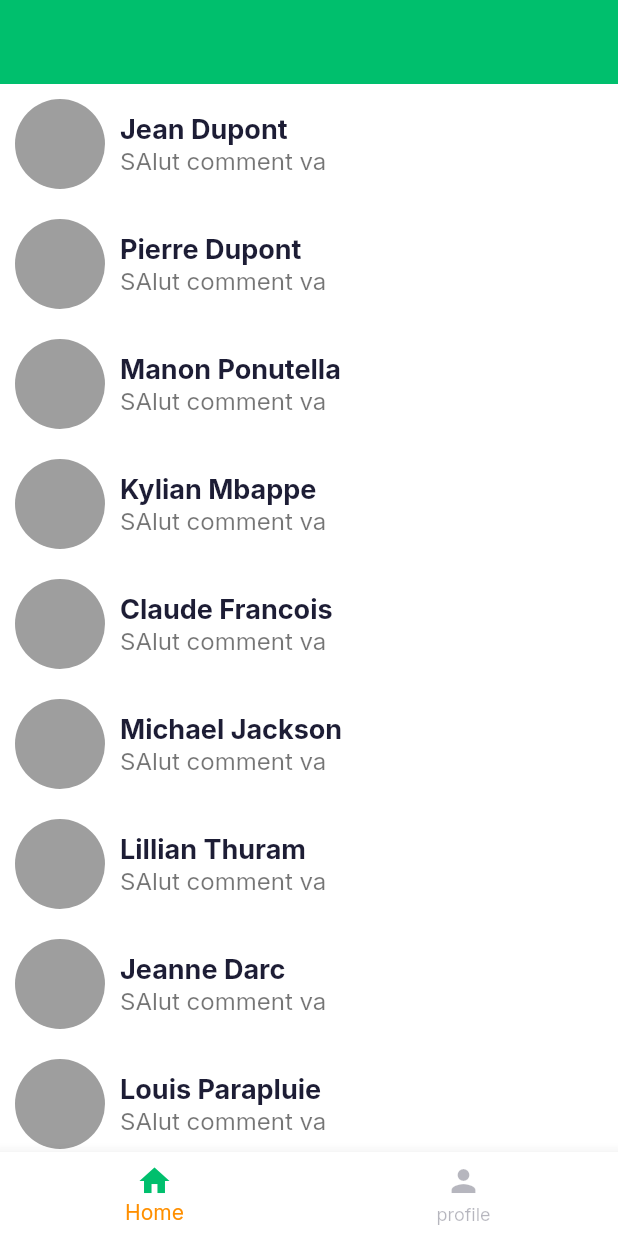
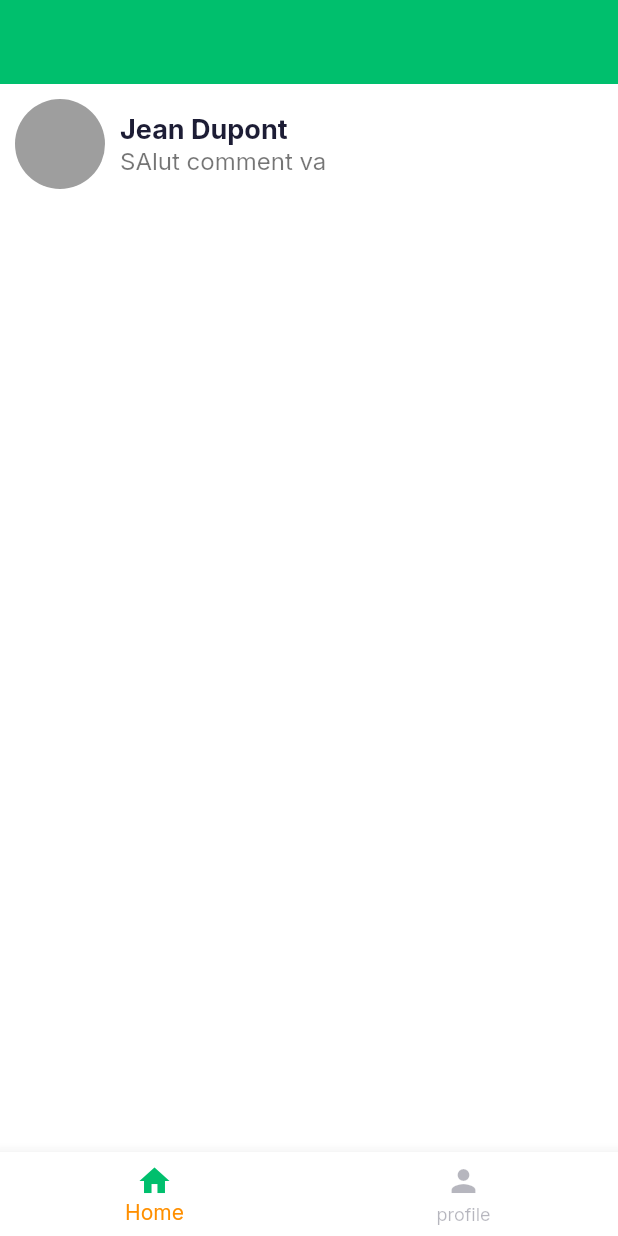
Before and after one commit to lerimeur/FL2-qwerty, a Flutter app: the MyBottomBar screen opened directly, on a phone screen of 412 x 824 dp. Run offline on Flutter 3.47's test engine with Material 2 defaults, Android fonts, the phone set to English and light mode, and no system bars; our stand-ins replace email_validator, google_fonts; accounts and stored records are empty.

Commit message:
fix: chat buble

```diff
--- a/lib/Component/text_message.dart
+++ b/lib/Component/text_message.dart
@@ -16,6 +16,7 @@ class TextMessage extends StatelessWidget {
   Widget build(BuildContext context) {
     return Container(
       color: MediaQuery.of(context).platformBrightness == Brightness.dark ? Colors.black : Colors.white,
+      width: MediaQuery.of(context).size.width * 0.65,
       child: Container(
         padding: const EdgeInsets.symmetric(
           horizontal: kDefaultPadding * 0.75,
--- a/lib/Page/home.dart
+++ b/lib/Page/home.dart
@@ -13,17 +13,49 @@ class Home extends StatefulWidget {
 class _HomeState extends State<Home> {
   static const TextStyle optionStyle = TextStyle(fontSize: 30, fontWeight: FontWeight.bold);
 
+  final List<Message> messagelist = <Message>[
+    Message('hello1', DateTime.now(), 'greg'),
+    Message('hello2', DateTime.now(), 'max'),
+    Message('comment vas?', DateTime.now(), 'greg'),
+    Message('trkl et toi', DateTime.now(), 'max'),
+    Message(
+        'sinon blab blab blab wperbgpwieurbvpweirubvwpreiujbvwerpiubvwreipuvbrwepivbrpivbjrtuwpviwusrbvpsirubvrptiuvbwrpiuvbrwpivbutwr',
+        DateTime.now(),
+        'greg'),
+    Message('iluwrbv;iuwrbeptivubwrntbuohwerptiubhwrnpt9ubosrheptbouihrenpbiuserbhnpeiyrtubnerpiyubrpniusrwk',
+        DateTime.now(), 'max'),
+    Message('plop', DateTime.now(), 'greg'),
+    Message('plop2', DateTime.now(), 'greg'),
+    Message('plip1', DateTime.now(), 'max'),
+    Message('plip1', DateTime.now(), 'max'),
+  ];
+
   final List<Conversation> fakeData = <Conversation>[
-    Conversation('Jean Dupont', 'SAlut comment va', '1'),
-    Conversation('Pierre Dupont', 'SAlut comment va', '2'),
-    Conversation('Manon Ponutella', 'SAlut comment va', '3'),
-    Conversation('Kylian Mbappe', 'SAlut comment va', '4'),
-    Conversation('Claude Francois', 'SAlut comment va', '5'),
-    Conversation('Michael Jackson', 'SAlut comment va', '6'),
-    Conversation('Lillian Thuram', 'SAlut comment va', '7'),
-    Conversation('Jeanne Darc', 'SAlut comment va', '8'),
-    Conversation('Louis Parapluie', 'SAlut comment va', '9'),
-    Conversation('Fred Vase', 'Salut comment va', '10'),
+    Conversation(title: 'Jean Dupont', lastMessage: 'SAlut comment va', id: '1', messages: [
+      Message('hello1', DateTime.now(), 'greg'),
+      Message('hello2', DateTime.now(), 'max'),
+      Message('comment vas?', DateTime.now(), 'greg'),
+      Message('trkl et toi', DateTime.now(), 'max'),
+      Message(
+          'sinon blab blab blab wperbgpwieurbvpweirubvwpreiujbvwerpiubvwreipuvbrwepivbrpivbjrtuwpviwusrbvpsirubvrptiuvbwrpiuvbrwpivbutwr',
+          DateTime.now(),
+          'greg'),
+      Message('iluwrbv;iuwrbeptivubwrntbuohwerptiubhwrnpt9ubosrheptbouihrenpbiuserbhnpeiyrtubnerpiyubrpniusrwk',
+          DateTime.now(), 'max'),
+      Message('plop', DateTime.now(), 'greg'),
+      Message('plop2', DateTime.now(), 'greg'),
+      Message('plip1', DateTime.now(), 'max'),
+      Message('plip1', DateTime.now(), 'max'),
+    ]),
+    // Conversation(title: 'Pierre Dupont', lastMessage: 'SAlut comment va', id: '2', messages: messagelist),
+    // Conversation(title: 'Manon Ponutella', lastMessage: 'SAlut comment va', id: '3', messages: messagelist),
+    // Conversation(title: 'Kylian Mbappe', lastMessage: 'SAlut comment va', id: '4', messages: messagelist),
+    // Conversation(title: 'Claude Francois', lastMessage: 'SAlut comment va', id: '5', messages: messagelist),
+    // Conversation(title: 'Michael Jackson', lastMessage: 'SAlut comment va', id: '6', messages: messagelist),
+    // Conversation(title: 'Lillian Thuram', lastMessage: 'SAlut comment va', id: '7', messages: messagelist),
+    // Conversation(title: 'Jeanne Darc', lastMessage: 'SAlut comment va', id: '8', messages: messagelist),
+    // Conversation(title: 'Louis Parapluie', lastMessage: 'SAlut comment va', id: '9', messages: messagelist),
+    // Conversation(title: 'Fred Vase', lastMessage: 'Salut comment va', id: '10', messages: messagelist),
   ];
 
   void handleSelectedChat(Conversation data) {
--- a/lib/Page/message_screen.dart
+++ b/lib/Page/message_screen.dart
@@ -1,6 +1,6 @@
 import 'dart:async';
 import 'dart:developer';
-
+import 'package:provider/provider.dart';
 // import 'package:chat/Api/Apirequest.dart';
 // import 'package:chat/Screens/Message/textInputchat.dart';
 // import 'package:chat/Screens/Message/text_message.dart';
@@ -10,6 +10,7 @@ import 'package:flutter/material.dart';
 import '../Component/chat_input.dart';
 import '../Component/text_message.dart';
 import '../type.dart';
+import '../utils.dart';
 
 class MessagesScreen extends StatefulWidget {
   const MessagesScreen({Key? key, required this.conv}) : super(key: key);
@@ -38,6 +39,9 @@ class _MessagesScreenState extends State<MessagesScreen> {
 
   refresh() {
     print('refresh');
+    setState(() {
+      message_list = widget.conv.messages;
+    });
     // getMessageforaConv(widget.conv.id).then(
     //   (value) => {
     //     if (message_list.isEmpty || value.length > message_list.length) setState(() => {message_list = value})
@@ -68,10 +72,10 @@ class _MessagesScreenState extends State<MessagesScreen> {
     return ListView.builder(
       itemCount: message_list.length,
       itemBuilder: (context, index) {
-        message_list.sort((a, b) {
-          return a.createdDate.compareTo(b.createdDate);
-        });
-        final _sender = message_list[index].sender == global_User!.id;
+        // message_list.sort((a, b) {
+        //   return a.createdDate.compareTo(b.createdDate);
+        // });
+        final _sender = message_list[index].sender == 'greg';
         return Padding(
           padding: const EdgeInsets.only(top: kDefaultPadding),
           child: Row(
--- a/lib/type.dart
+++ b/lib/type.dart
@@ -42,15 +42,15 @@ class Message {
 }
 
 class Conversation {
-  Conversation(
-    this.title,
-    this.lastMessage,
-    this.id,
-  );
+  Conversation({
+    required this.title,
+    required this.lastMessage,
+    required this.id,
+    required this.messages,
+  });
 
   final String id;
   final String title;
   final String lastMessage;
-  // final List<Message> messages;
-
+  final List<Message> messages;
 }
```
